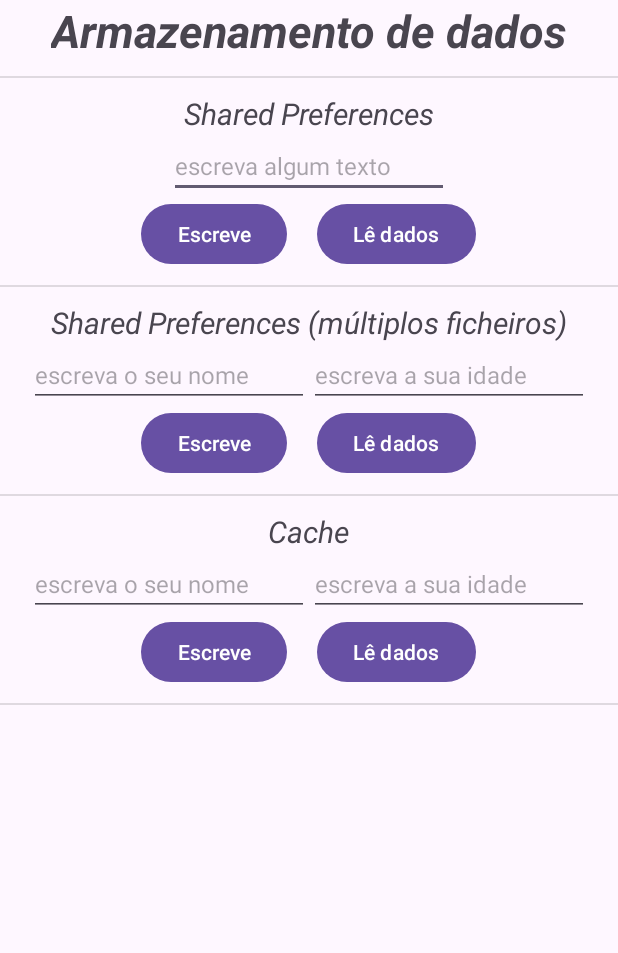
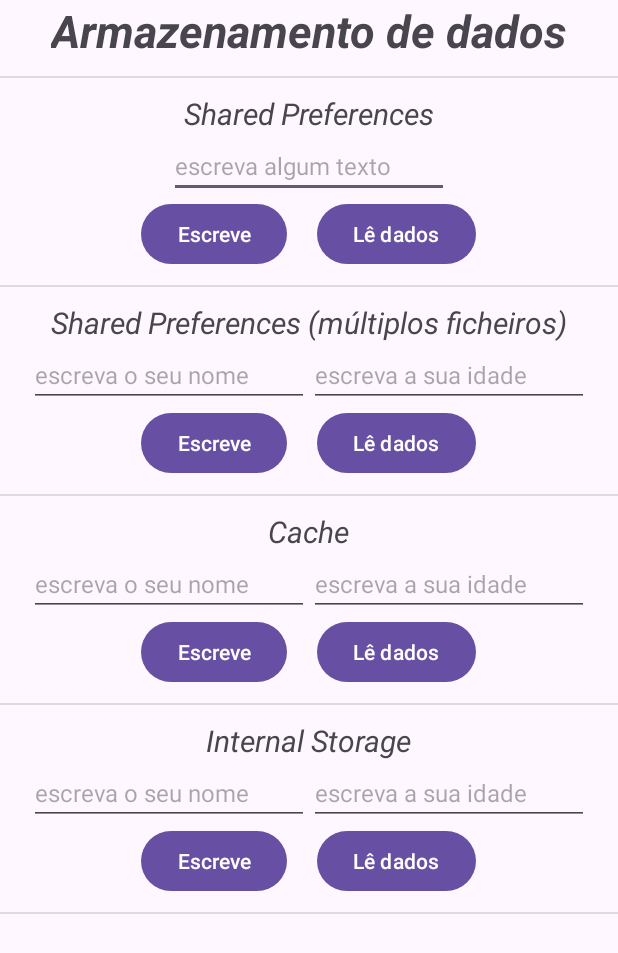
Before and after one commit to IPT-MEI-DAMA-2024-2025/storage, an Android app: the screen it shows after launch (MainActivity), on a phone screen of 412 x 824 dp. Shown: the top 953 px of the screen. Run offline under Robolectric (Android 15) with nearby library versions, the phone set to English and light mode, and no system bars.

Commit message:
Internal Storage

```diff
--- a/app/src/main/res/layout/activity_main.xml
+++ b/app/src/main/res/layout/activity_main.xml
@@ -131,6 +131,56 @@
                 android:text="@string/btRead" />
         </LinearLayout>
     </LinearLayout>
+
+
+    <!-- Tarefa 4 - Internal Storage -->
+    <LinearLayout style="@style/contentor_geral">
+
+        <View style="@style/linha_separacao" />
+
+        <TextView
+            style="@style/titulo_seccao"
+            android:text="@string/internal_storage" />
+
+        <LinearLayout style="@style/contentor_horizontal">
+
+            <EditText
+                android:id="@+id/editText4a"
+                style="@style/editText"
+                android:hint="@string/sharedPreferencesNome"
+                android:inputType="text"
+                android:text="" />
+
+            <EditText
+                android:id="@+id/editText4b"
+                style="@style/editText"
+                android:hint="@string/sharedPreferencesIdade"
+                android:inputType="number"
+                android:text="" />
+        </LinearLayout>
+
+        <LinearLayout style="@style/contentor_horizontal">
+
+            <Button
+                android:id="@+id/btWrite4"
+                style="@style/button"
+                android:layout_marginRight="10dp"
+                android:text="@string/btWrite" />
+
+            <Button
+                android:id="@+id/btRead4"
+                style="@style/button"
+                android:layout_marginLeft="10dp"
+                android:text="@string/btRead" />
+        </LinearLayout>
+    </LinearLayout>
+
+
+
+
+
+
+
     <View style="@style/linha_separacao" />
 
 </LinearLayout>
--- a/app/src/main/res/values/strings.xml
+++ b/app/src/main/res/values/strings.xml
@@ -4,6 +4,7 @@
     <string name="shared_preferences">Shared Preferences</string>
     <string name="shared_preferencesMultiFich">Shared Preferences (múltiplos ficheiros)</string>
     <string name="Cache">Cache</string>
+    <string name="internal_storage">Internal Storage</string>
     <string name="sharedPrefencesEditText">escreva algum texto</string>
     <string name="sharedPreferencesNome">escreva o seu nome</string>
     <string name="sharedPreferencesIdade">escreva a sua idade</string>
@@ -12,5 +13,6 @@
     <string name="dados_guardados">Dados guardados</string>
     <string name="txt_vazio">Não encontrei nada</string>
     <string name="cache_vazia">Cache vazia</string>
+    <string name="internal_storage_vazia">A internal storage está vazia</string>
     <string name="escritaErradaCache">Não consegui escrever na Cache</string>
 </resources>
```
Also changed, not shown: app/src/main/java/pt/ipt/dama/storage/MainActivity.kt (+75 -0 lines).
